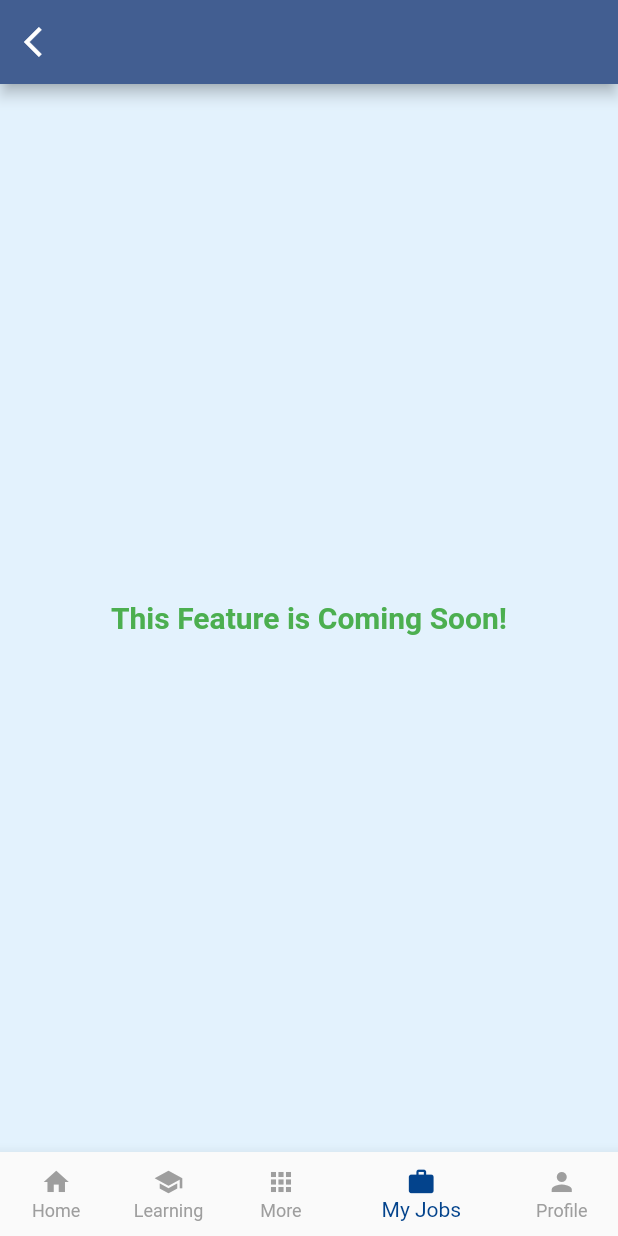
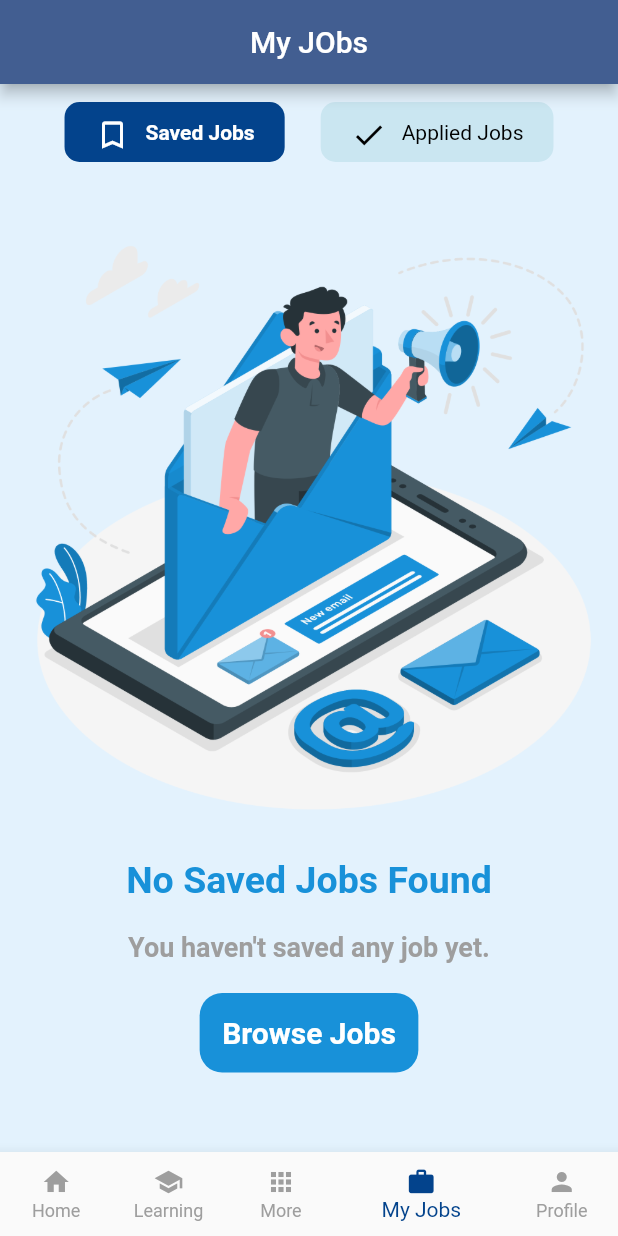
Before and after one commit to Mosaidur/Job-Skeers, a Flutter app: the screen it shows after launch, item 4 of the bottom bar chosen, on a phone screen of 412 x 824 dp. Run offline on Flutter 3.47's test engine with Material 3 defaults, Android fonts, the phone set to English and light mode, and no system bars; our stand-ins replace email_validator, intl_phone_field.

Commit message:
7th commite

```diff
--- a/jobskeers/lib/Job_Seeker/JobSeekerMainPage.dart
+++ b/jobskeers/lib/Job_Seeker/JobSeekerMainPage.dart
@@ -4,6 +4,7 @@ import 'package:jobskeers/Job_Seeker/Pages/Home%20Page/JobSeekerHomePage.dart';
 
 import 'Pages/ComingSoon.dart';
 import 'Pages/Learning/LearningPage.dart';
+import 'Pages/My Job/My_jobsPage.dart';
 import 'Pages/Profile/JobSeekerProfile.dart';
 
 
@@ -22,7 +23,7 @@ class _JobSeekerMainpageState extends State<JobSeekerMainpage> {
     JobSeekerHomePage(),
     LearningPage(),
     ComingSoon(),
-    ComingSoon(),
+    MyJobPage(),
     JobSeekerProfilePage(),
   ];
 
--- a/jobskeers/lib/Job_Seeker/Pages/ApplicationVerify.dart
+++ b/jobskeers/lib/Job_Seeker/Pages/Browse Jobs/ApplicationVerify.dart
@@ -1,8 +1,8 @@
 import 'package:flutter/material.dart';
 import 'package:jobskeers/Job_Seeker/Authentiction%20Pages/JobSeekerSign_In.dart';
 
-import '../JobSeekerMainPage.dart';
-import 'AllJobsListPage.dart';
+import '../../JobSeekerMainPage.dart';
+import 'BrowseJobsListPage.dart';
 
 class CV_Verification extends StatefulWidget {
   CV_Verification({super.key});
@@ -390,7 +390,7 @@ class _CV_VerificationState extends State<CV_Verification> {
           )
               : InkWell(
             onTap: (){
-              Navigator.push(context, MaterialPageRoute(builder: (context) => AllJobslistPage() ));
+              Navigator.push(context, MaterialPageRoute(builder: (context) => BrowseJobslistPage() ));
             },
             child: Container(
               width: 200,
--- a/jobskeers/lib/Job_Seeker/Pages/JobDetails.dart
+++ b/jobskeers/lib/Job_Seeker/Pages/Browse Jobs/JobDetails.dart
@@ -1,7 +1,7 @@
 
 import 'package:flutter/material.dart';
 
-import '../Widgets/JobDescription.dart';
+import '../../Widgets/JobDescription.dart';
 
 class JobDetails extends StatefulWidget {
   const JobDetails({super.key});
--- a/jobskeers/lib/Job_Seeker/Pages/Home Page/JobSeekerHomePage.dart
+++ b/jobskeers/lib/Job_Seeker/Pages/Home Page/JobSeekerHomePage.dart
@@ -4,7 +4,7 @@ import 'package:flutter/material.dart';
 import 'Widgets/HiringCategoryInRow.dart';
 import 'Widgets/HomePageJobList.dart';
 import 'Widgets/Main_feature.dart';
-import '../AllJobsListPage.dart';
+import '../Browse Jobs/BrowseJobsListPage.dart';
 
 class JobSeekerHomePage extends StatefulWidget {
   const JobSeekerHomePage({Key? key}) : super(key: key);
@@ -285,7 +285,7 @@ class _JobSeekerHomePageState extends State<JobSeekerHomePage> {
 
                     InkWell(
                       onTap: (){
-                        Navigator.push(context, MaterialPageRoute(builder: (context)=> AllJobslistPage()));
+                        Navigator.push(context, MaterialPageRoute(builder: (context)=> BrowseJobslistPage()));
                       },
                       child: Text(
                         "See All",
--- a/jobskeers/lib/Job_Seeker/Pages/Home Page/Widgets/HomePageJobList.dart
+++ b/jobskeers/lib/Job_Seeker/Pages/Home Page/Widgets/HomePageJobList.dart
@@ -1,7 +1,7 @@
 import 'package:flutter/cupertino.dart';
 import 'package:flutter/material.dart';
 
-import '../../JobDetails.dart';
+import '../../Browse Jobs/JobDetails.dart';
 import '../../../Widgets/RemainingDayCount.dart';
 
 class HomePageJobList extends StatefulWidget {
--- /dev/null
+++ b/jobskeers/lib/Job_Seeker/Pages/My Job/My_jobsPage.dart
@@ -0,0 +1,97 @@
+import 'package:flutter/material.dart';
+
+import 'Widgets/AppliedJobs.dart';
+import 'Widgets/SavedJobs.dart';
+
+
+class MyJobPage extends StatefulWidget {
+  const MyJobPage({Key? key}) : super(key: key);
+
+  @override
+  State<MyJobPage> createState() => _MyJobPageState();
+}
+
+class _MyJobPageState extends State<MyJobPage> {
+  int selectedIndex = 0;
+
+  final List<Widget> pages = [
+    SavedJobs(),
+    AppliedJobs(),
+  ];
+
+  @override
+  Widget build(BuildContext context) {
+    return Scaffold(
+      backgroundColor: Colors.blue.shade50,
+      appBar: AppBar(title: Center(child: Text("My JObs"))),
+      body: Column(
+        children: [
+          Container(
+            // color: Colors.blue.shade50,
+            child: Row(
+              mainAxisAlignment: MainAxisAlignment.center,
+              children: [
+                buildNavItem(0, 'Saved Jobs', Icons.bookmark_border),
+                buildNavItem(1, 'Applied Jobs', Icons.done),
+              ],
+            ),
+          ),
+
+          SizedBox(height: 20,),
+
+          Expanded(
+            child: pages[selectedIndex],
+          ),
+        ],
+      ),
+    );
+  }
+
+  Widget buildNavItem(int index, String label, IconData icon) {
+    return InkWell(
+      onTap: () {
+        setState(() {
+          selectedIndex = index;
+        });
+      },
+      child: Padding(
+        padding: const EdgeInsets.all(12.0),
+        child: Column(
+          mainAxisSize: MainAxisSize.min,
+          children: [
+            Container(
+              height: 40,
+              // width: MediaQuery.of(context).size.width/2.2,
+              decoration: BoxDecoration(
+                color: selectedIndex == index ? Color(0xff03438C) : Color(0xffcae6f1),
+                borderRadius: BorderRadius.circular(10)
+              ),
+              child: Center(
+                child: Padding(
+                  padding: const EdgeInsets.only(top: 10,left: 20,right: 20,bottom: 10),
+                  child: Row(
+                    children: [
+
+                      Icon( icon, color: selectedIndex == index ? Colors.white : Colors.black,),
+                      SizedBox(width: 10,),
+                      Text(
+                        label,
+                        softWrap: true,
+                        maxLines: 1,
+                        overflow: TextOverflow.ellipsis,
+                        style: TextStyle(
+                          color: selectedIndex == index ? Colors.white : Colors.black,
+                          fontWeight: selectedIndex == index ? FontWeight.bold : FontWeight.w400,
+                        ),
+                      ),
+                    ],
+                  ),
+                ),
+              ),
+            ),
+          ],
+        ),
+      ),
+    );
+  }
+}
--- /dev/null
+++ b/jobskeers/lib/Job_Seeker/Pages/My Job/Widgets/SavedJobs.dart
@@ -0,0 +1,88 @@
+import 'package:flutter/cupertino.dart';
+import 'package:flutter/material.dart';
+
+import '../../../Widgets/Job_list_ForJOBS_page.dart';
+import '../../Browse Jobs/BrowseJobsListPage.dart';
+
+class SavedJobs extends StatelessWidget {
+  SavedJobs({super.key});
+
+  List savedJobs =[];
+
+  @override
+  Widget build(BuildContext context) {
+    return SingleChildScrollView(
+      scrollDirection: Axis.vertical,
+      child: Container(
+        child: Column(
+          children: [
+
+            (savedJobs.isEmpty) ?
+
+                Container(
+                  child: Column(
+                    children: [
+
+                      Image.asset("assets/Images2/SavedJobs.png"),
+
+                      SizedBox(height: 20,),
+
+                      Text(
+                        "No Saved Jobs Found",
+                        style: TextStyle(
+                          color: Color(0xff1891D9),
+                          fontSize: 25,
+                          fontWeight: FontWeight.bold,
+                        ),
+                      ),
+
+                      SizedBox(height: 20,),
+
+                      Text(
+                        "You haven't saved any job yet.",
+                        style: TextStyle(
+                          // color: Color(0xff1891D9),
+                          color: Colors.grey,
+                          fontSize: 18,
+                          fontWeight: FontWeight.bold,
+                        ),
+                      ),
+
+                      SizedBox(height: 20,),
+
+                      InkWell(
+                        onTap: (){
+                          Navigator.push(context, MaterialPageRoute(builder: (c) => BrowseJobslistPage()));
+                        },
+                        child: Container(
+                          // height: 40,
+                          padding: EdgeInsets.all(15),
+                          decoration: BoxDecoration(
+                            color:Color(0xff1891D9),
+                            borderRadius: BorderRadius.circular(15)
+                          ),
+                          child:Text(
+                            "Browse Jobs",
+                            style: TextStyle(
+                              color: Colors.white,
+                              fontSize: 20,
+                              fontWeight: FontWeight.bold,
+                            ),
+                          ),
+                        ),
+                      )
+
+
+                    ],
+                  ),
+                )
+                : JobListForJobsPage(),
+
+
+
+          ],
+        ),
+      ),
+    );
+  }
+}
--- a/jobskeers/lib/Job_Seeker/Widgets/JobDescription.dart
+++ b/jobskeers/lib/Job_Seeker/Widgets/JobDescription.dart
@@ -3,7 +3,7 @@
 import 'package:flutter/cupertino.dart';
 import 'package:flutter/material.dart';
 
-import '../Pages/ApplicationVerify.dart';
+import '../Pages/Browse Jobs/ApplicationVerify.dart';
 
 class JobDescription extends StatefulWidget {
   JobDescription({
--- a/jobskeers/lib/Job_Seeker/Widgets/Job_list_ForJOBS_page.dart
+++ b/jobskeers/lib/Job_Seeker/Widgets/Job_list_ForJOBS_page.dart
@@ -1,7 +1,7 @@
 import 'package:flutter/cupertino.dart';
 import 'package:flutter/material.dart';
 
-import '../Pages/JobDetails.dart';
+import '../Pages/Browse Jobs/JobDetails.dart';
 import 'RemainingDayCount.dart';
 
 
```
Also changed, not shown: jobskeers/lib/Job_Seeker/Pages/Browse Jobs/BrowseJobsListPage.dart (renamed from jobskeers/lib/Job_Seeker/Pages/AllJobsListPage.dart, +6 -6 lines), jobskeers/lib/Job_Seeker/Pages/My Job/Widgets/AppliedJobs.dart (added, +90 -0 lines), jobskeers/assets/Images2/AppliedJobs.png (added), jobskeers/assets/Images2/SavedJobs.png (added).
